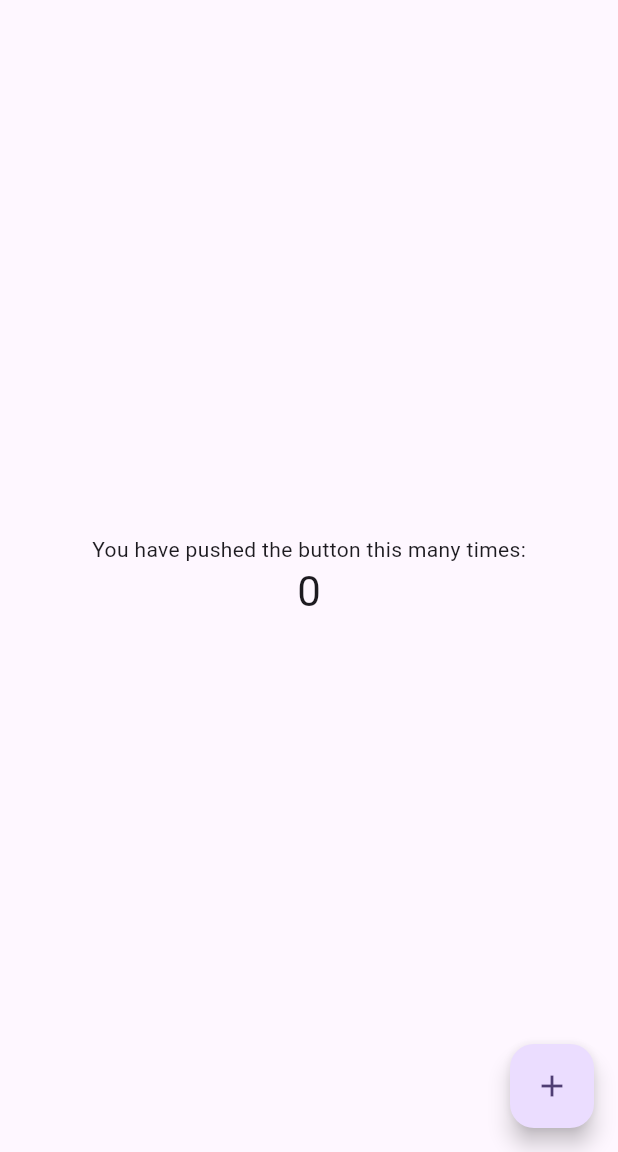
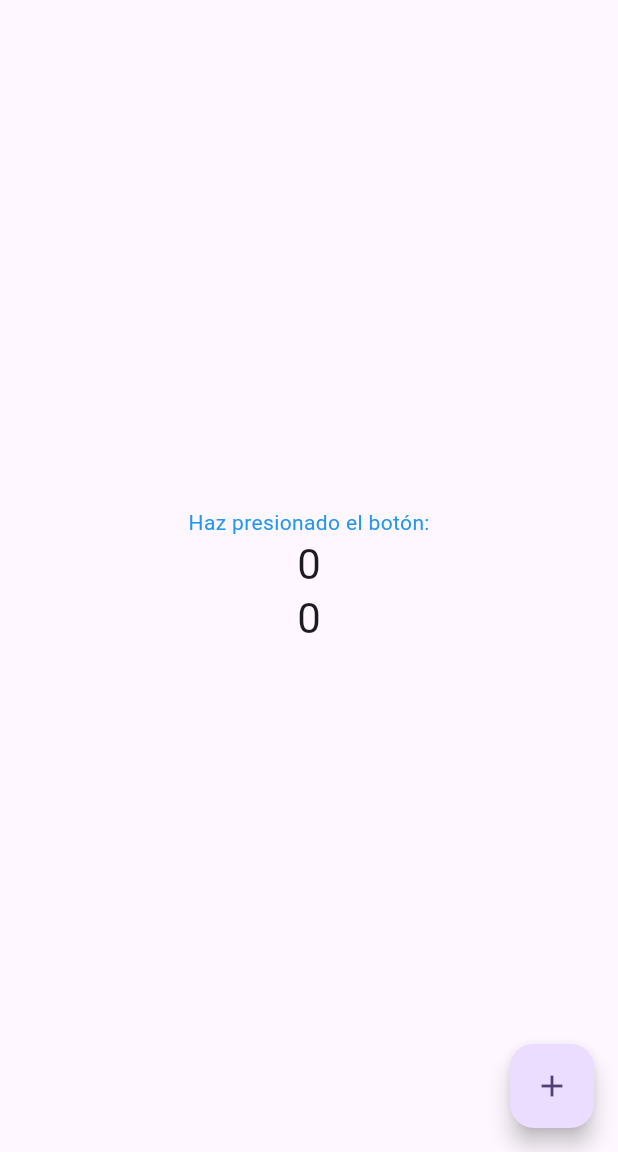
Before and after one commit to xlExistence/Flutter-Course, a Flutter app: the screen it shows after launch, on a phone screen of 412 x 824 dp, the part 84-1236 px from its top. Run offline on Flutter 3.47's test engine with Material 3 defaults, Android fonts, the phone set to English and light mode, and no system bars.

Commit message:
sect: widget inside widget
here we learned that the way we display things on the screen is, by order, using widgets objects that works with parent-children objects.
we can add as much as we want an it should keep the order, also, we can set style to them

```diff
--- a/flutter_app/lib/main.dart
+++ b/flutter_app/lib/main.dart
@@ -104,7 +104,14 @@ class _MyHomePageState extends State<MyHomePage> {
           // wireframe for each widget.
           mainAxisAlignment: MainAxisAlignment.center,
           children: <Widget>[
-            const Text('You have pushed the button this many times:'),
+            const Text(
+              'Haz presionado el botón:',
+              style: TextStyle(color: Colors.blue),
+              ),
+            Text(
+              '$_counter',
+              style: Theme.of(context).textTheme.headlineMedium,
+            ),
             Text(
               '$_counter',
               style: Theme.of(context).textTheme.headlineMedium,
```
